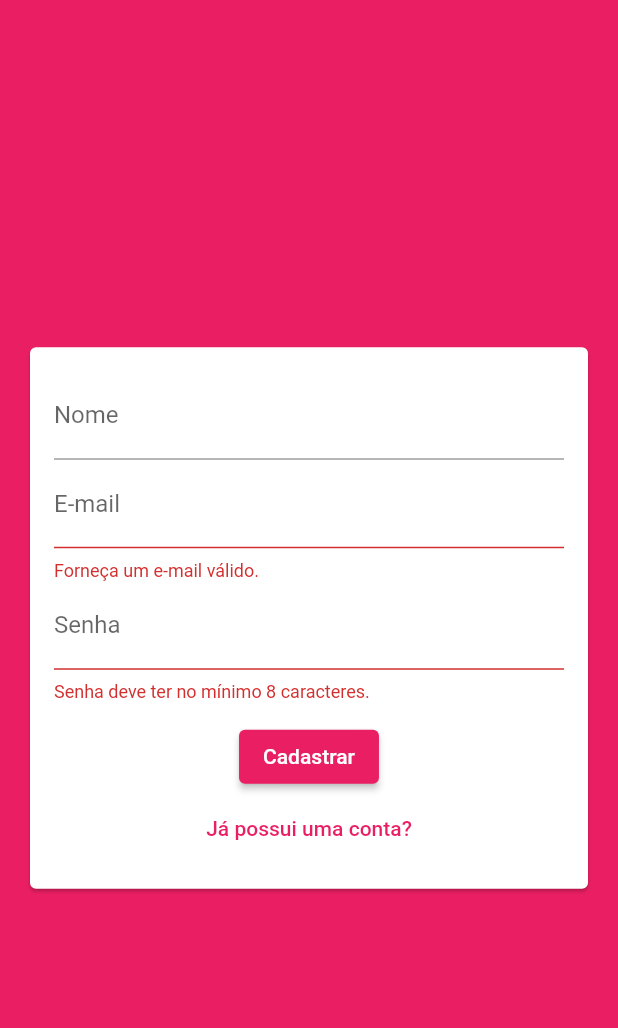
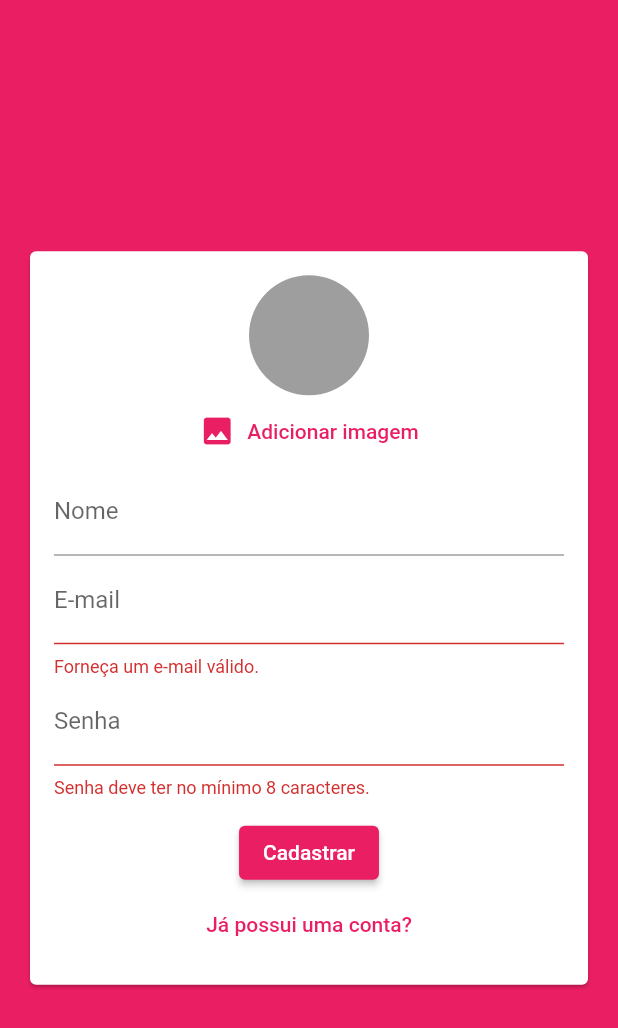
Before and after one commit to diegowinter/curso-flutter, a Flutter app: the screen it shows after launch, after a tap on "Entrar", after a tap on "Criar uma nova conta?", on a phone screen of 412 x 824 dp. Shown: the top 1028 px of the screen. Run offline on Flutter 3.47's test engine with Material 2 defaults, Android fonts, the phone set to English and light mode, and no system bars; our stand-ins replace cloud_firestore, firebase_auth, firebase_core, google_maps_flutter, image_picker, location and 2 more; accounts and stored records are empty.

Commit message:
project(chat): obtendo imagem do usuário

```diff
--- a/chat/lib/models/auth_data.dart
+++ b/chat/lib/models/auth_data.dart
@@ -1,3 +1,5 @@
+import 'dart:io';
+
 enum AuthMode {
   LOGIN,
   SIGNUP,
@@ -7,6 +9,7 @@ class AuthData {
   late String name;
   late String email;
   late String password;
+  File? image;
   AuthMode _mode = AuthMode.LOGIN;
 
   bool get isSignup {
--- a/chat/lib/screens/auth_screen.dart
+++ b/chat/lib/screens/auth_screen.dart
@@ -65,6 +65,7 @@ class _AuthScreenState extends State<AuthScreen> {
       backgroundColor: Theme.of(context).primaryColor,
       // body: AuthForm(_handleSubmit),
       body: Center(
+        child: SingleChildScrollView(
           child: Column(
             mainAxisSize: MainAxisSize.min,
             children: [
@@ -89,6 +90,7 @@ class _AuthScreenState extends State<AuthScreen> {
             ],
           ),
         ),
+      ),
     );
   }
 }
--- a/chat/lib/widgets/auth_form.dart
+++ b/chat/lib/widgets/auth_form.dart
@@ -1,4 +1,7 @@
+import 'dart:io';
+
 import 'package:chat/models/auth_data.dart';
+import 'package:chat/widgets/user_image_picker.dart';
 import 'package:flutter/material.dart';
 
 class AuthForm extends StatefulWidget {
@@ -19,9 +22,24 @@ class _AuthFormState extends State<AuthForm>
     bool isValid = _formKey.currentState!.validate();
     FocusScope.of(context).unfocus();
 
+    if (_authData.image == null && _authData.isSignup) {
+      ScaffoldMessenger.of(context).showSnackBar(
+        SnackBar(
+          content: Text('Precisamos da sua foto!'),
+          backgroundColor: Theme.of(context).errorColor,
+        ),
+      );
+
+      return;
+    }
+
     if (isValid) {
       widget.onSubmit(_authData);
     }
+  }
+
+  void _handlePickedImage(File image) {
+    _authData.image = image;
   }
 
   @override
@@ -39,6 +57,7 @@ class _AuthFormState extends State<AuthForm>
               child: Column(
                 mainAxisSize: MainAxisSize.min,
                 children: [
+                  if (_authData.isSignup) UserImagePicker(_handlePickedImage),
                   if (_authData.isSignup)
                     TextFormField(
                       key: ValueKey('name'),
--- /dev/null
+++ b/chat/lib/widgets/user_image_picker.dart
@@ -0,0 +1,54 @@
+import 'dart:io';
+
+import 'package:flutter/material.dart';
+import 'package:image_picker/image_picker.dart';
+
+class UserImagePicker extends StatefulWidget {
+  final Function(File pickedImage) onImagePick;
+
+  UserImagePicker(this.onImagePick);
+
+  @override
+  _UserImagePickerState createState() => _UserImagePickerState();
+}
+
+class _UserImagePickerState extends State<UserImagePicker> {
+  File? _pickedImageFile;
+
+  Future<void> _pickImage() async {
+    final picker = ImagePicker();
+    final XFile? pickedImage = await picker.pickImage(
+      source: ImageSource.camera,
+    );
+
+    setState(() {
+      _pickedImageFile = File(pickedImage!.path);
+    });
+
+    widget.onImagePick(_pickedImageFile!);
+  }
+
+  @override
+  Widget build(BuildContext context) {
+    return Column(
+      children: [
+        CircleAvatar(
+          radius: 40,
+          backgroundColor: Colors.grey,
+          backgroundImage:
+              _pickedImageFile != null ? FileImage(_pickedImageFile!) : null,
+        ),
+        TextButton.icon(
+          icon: Icon(Icons.image),
+          label: Text(
+            'Adicionar imagem',
+            style: TextStyle(
+              color: Theme.of(context).primaryColor,
+            ),
+          ),
+          onPressed: _pickImage,
+        ),
+      ],
+    );
+  }
+}
--- a/chat/pubspec.yaml
+++ b/chat/pubspec.yaml
@@ -26,6 +26,8 @@ dependencies:
   cloud_firestore: ^2.4.0
   firebase_core: ^1.4.0
   firebase_auth: ^3.0.2
+  image_picker: ^0.8.3+2
+  firebase_storage: ^10.0.2
 
 
   # The following adds the Cupertino Icons font to your application.
```
Also changed, not shown: chat/pubspec.lock. Lines whose indentation alone changed are shown as unchanged.
